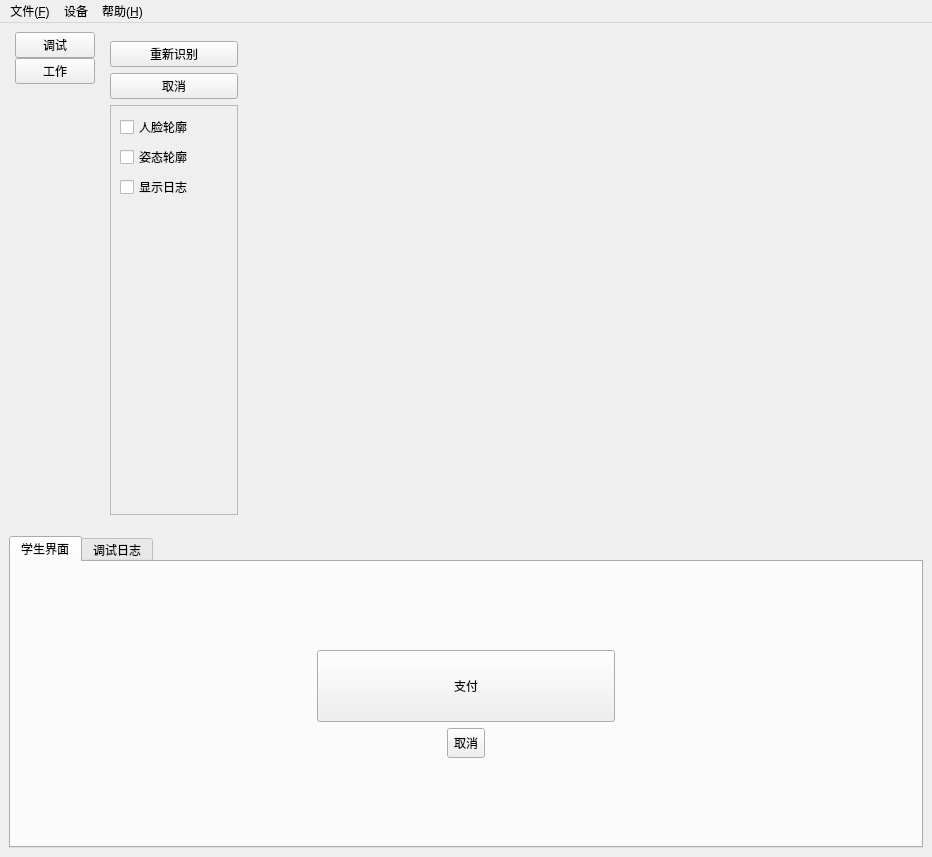
onefacepass/onefacepass, file form/quicreator.ui: the form before one commit.
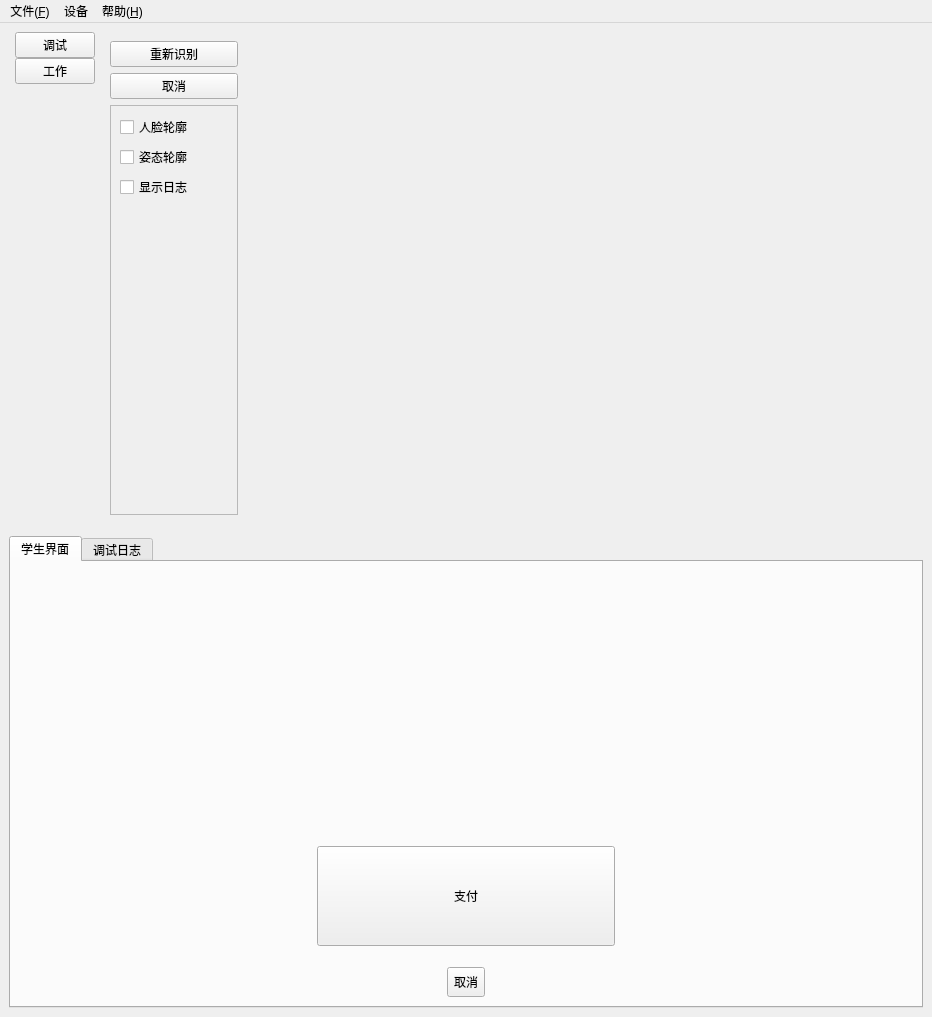
The form after the commit. Custom widgets are drawn as their Qt base class.

The edit to the form file:
```diff
--- a/form/quicreator.ui
+++ b/form/quicreator.ui
@@ -7,7 +7,7 @@
     <x>0</x>
     <y>0</y>
     <width>932</width>
-    <height>857</height>
+    <height>1017</height>
    </rect>
   </property>
   <property name="windowTitle">
@@ -316,10 +316,27 @@
             <verstretch>0</verstretch>
            </sizepolicy>
           </property>
+          <layout class="QHBoxLayout" name="horizontalLayout_3">
+           <item>
+            <layout class="QHBoxLayout" name="resultHorizontalLayout"/>
+           </item>
+          </layout>
          </widget>
         </item>
         <item>
          <widget class="QWidget" name="widgetPay" native="true">
+          <property name="minimumSize">
+           <size>
+            <width>0</width>
+            <height>100</height>
+           </size>
+          </property>
+          <property name="maximumSize">
+           <size>
+            <width>16777215</width>
+            <height>130</height>
+           </size>
+          </property>
           <layout class="QHBoxLayout" name="horizontalLayout_2">
            <property name="spacing">
             <number>0</number>
@@ -357,6 +374,12 @@
                <verstretch>0</verstretch>
               </sizepolicy>
              </property>
+             <property name="maximumSize">
+              <size>
+               <width>16777215</width>
+               <height>100</height>
+              </size>
+             </property>
              <property name="text">
               <string>支付</string>
              </property>
@@ -397,16 +420,6 @@
           </property>
          </widget>
         </item>
-        <item>
-         <widget class="QWidget" name="widget" native="true">
-          <property name="sizePolicy">
-           <sizepolicy hsizetype="Preferred" vsizetype="Expanding">
-            <horstretch>0</horstretch>
-            <verstretch>0</verstretch>
-           </sizepolicy>
-          </property>
-         </widget>
-        </item>
        </layout>
       </widget>
       <widget class="QWidget" name="tabLog">
```
